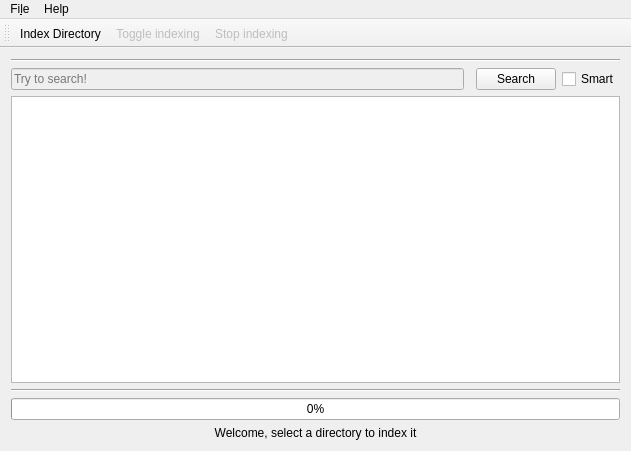
Above: mainwindow.ui from Tindarid/prep-grep before the change. Below: the same form after it.
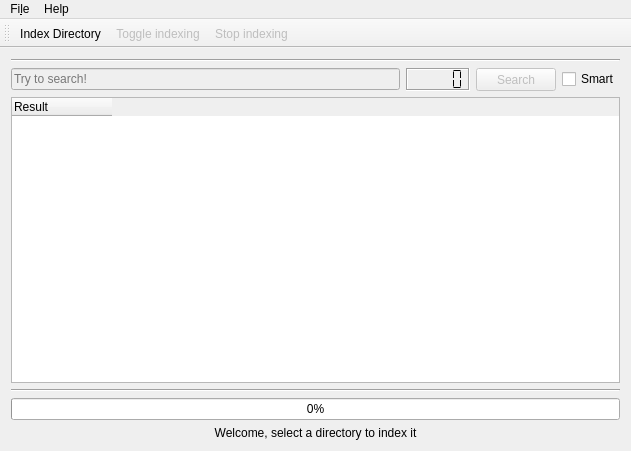
That is the form after the change.

Patch:
```diff
--- a/mainwindow.ui
+++ b/mainwindow.ui
@@ -15,7 +15,18 @@
   </property>
   <widget class="QWidget" name="centralWidget">
    <layout class="QGridLayout" name="gridLayout">
-    <item row="1" column="0">
+    <item row="0" column="0">
+     <layout class="QVBoxLayout" name="verticalLayout">
+      <item>
+       <widget class="Line" name="line_2">
+        <property name="orientation">
+         <enum>Qt::Horizontal</enum>
+        </property>
+       </widget>
+      </item>
+      <item>
+       <layout class="QHBoxLayout" name="horizontalLayout">
+        <item>
      <widget class="QLineEdit" name="lineEdit">
       <property name="enabled">
        <bool>false</bool>
@@ -25,8 +36,27 @@
       </property>
      </widget>
     </item>
-    <item row="1" column="2">
+        <item>
+         <widget class="QLCDNumber" name="lcdNumber">
+          <property name="toolTip">
+           <string>Total entries</string>
+          </property>
+          <property name="frameShape">
+           <enum>QFrame::Box</enum>
+          </property>
+          <property name="frameShadow">
+           <enum>QFrame::Sunken</enum>
+          </property>
+          <property name="segmentStyle">
+           <enum>QLCDNumber::Flat</enum>
+          </property>
+         </widget>
+        </item>
+        <item>
      <widget class="QPushButton" name="searchButton">
+          <property name="enabled">
+           <bool>false</bool>
+          </property>
       <property name="maximumSize">
        <size>
         <width>99</width>
@@ -36,9 +66,18 @@
       <property name="text">
        <string>Search</string>
       </property>
-     </widget>
-    </item>
-    <item row="1" column="3">
+          <property name="shortcut">
+           <string>Return</string>
+          </property>
+          <property name="default">
+           <bool>false</bool>
+          </property>
+          <property name="flat">
+           <bool>false</bool>
+          </property>
+         </widget>
+        </item>
+        <item>
      <widget class="QCheckBox" name="checkBox">
       <property name="toolTip">
        <string>Smart search, which startx after changing search pattern (len &gt; 2)</string>
@@ -54,7 +93,9 @@
       </property>
      </widget>
     </item>
-    <item row="4" column="0" colspan="4">
+       </layout>
+      </item>
+      <item>
      <widget class="QTreeWidget" name="treeWidget">
       <property name="lineWidth">
        <number>1</number>
@@ -63,11 +104,14 @@
        <bool>false</bool>
       </property>
       <property name="headerHidden">
-       <bool>true</bool>
+         <bool>false</bool>
       </property>
       <property name="columnCount">
-       <number>2</number>
-      </property>
+         <number>1</number>
+        </property>
+        <attribute name="headerVisible">
+         <bool>true</bool>
+        </attribute>
       <attribute name="headerMinimumSectionSize">
        <number>100</number>
       </attribute>
@@ -76,17 +120,19 @@
       </attribute>
       <column>
        <property name="text">
-        <string>Filename</string>
-       </property>
-      </column>
-      <column>
-       <property name="text">
-        <string>Size</string>
-       </property>
-      </column>
-     </widget>
-    </item>
-    <item row="6" column="0" colspan="4">
+          <string>Result</string>
+         </property>
+        </column>
+       </widget>
+      </item>
+      <item>
+       <widget class="Line" name="line">
+        <property name="orientation">
+         <enum>Qt::Horizontal</enum>
+        </property>
+       </widget>
+      </item>
+      <item>
      <widget class="QProgressBar" name="progressBar">
       <property name="enabled">
        <bool>true</bool>
@@ -99,15 +145,11 @@
       </property>
      </widget>
     </item>
-    <item row="5" column="0" colspan="4">
-     <widget class="Line" name="line">
-      <property name="orientation">
-       <enum>Qt::Horizontal</enum>
-      </property>
-     </widget>
-    </item>
-    <item row="7" column="0" colspan="4">
+      <item>
      <widget class="QLabel" name="label">
+        <property name="toolTip">
+         <string>Current info</string>
+        </property>
       <property name="layoutDirection">
        <enum>Qt::LeftToRight</enum>
       </property>
@@ -119,12 +161,7 @@
       </property>
      </widget>
     </item>
-    <item row="0" column="0" colspan="4">
-     <widget class="Line" name="line_2">
-      <property name="orientation">
-       <enum>Qt::Horizontal</enum>
-      </property>
-     </widget>
+     </layout>
     </item>
    </layout>
   </widget>
```
Lines whose indentation alone changed are shown as unchanged.
